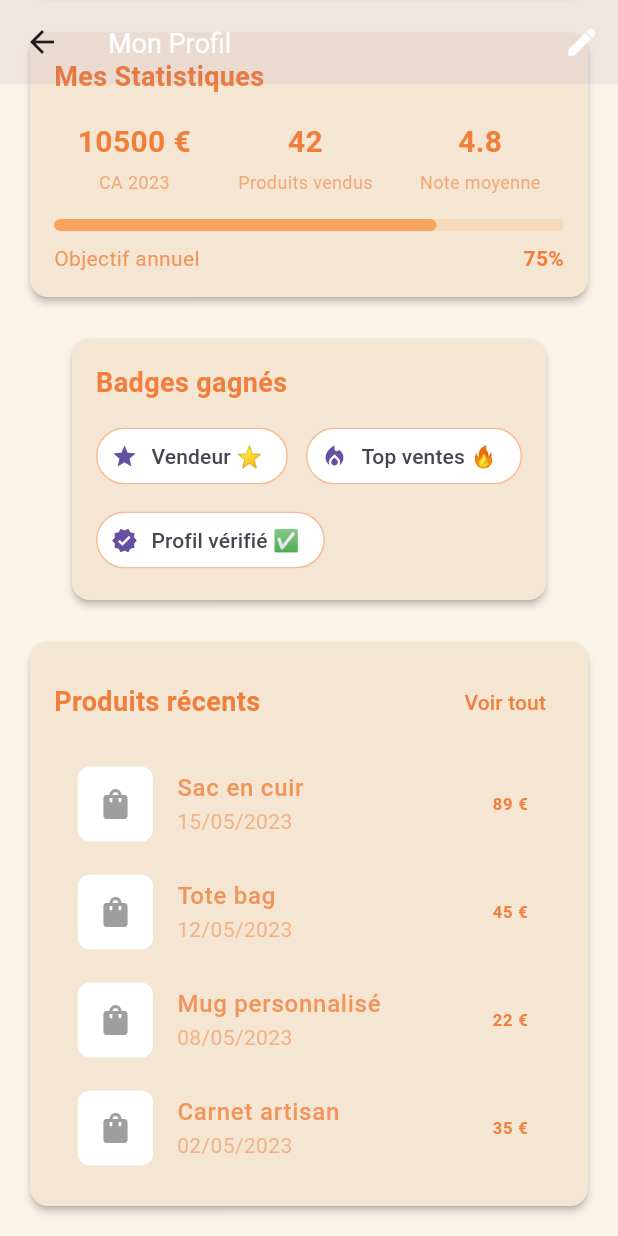
After one commit to 0osmoz0/UniqMaker, a Flutter app: the ProfilePage screen opened directly, scrolled down 494 dp, after a tap on the "edit" icon, on a phone screen of 412 x 824 dp. The commit adds this screen. Run offline on Flutter 3.47's test engine with Material 3 defaults, Android fonts, the phone set to English and light mode, and no system bars; our stand-ins replace animated_bottom_navigation_bar, fl_chart, image_picker, open_file, signature.

Commit message:
profilepage

```diff
--- /dev/null
+++ b/uniqmaker/lib/ProfilePage.dart
@@ -0,0 +1,359 @@
+import 'dart:io';
+
+import 'package:flutter/material.dart';
+import 'package:image_picker/image_picker.dart';
+
+class ProfilePage extends StatefulWidget {
+  const ProfilePage({super.key});
+
+  @override
+  State<ProfilePage> createState() => _ProfilePageState();
+}
+
+class _ProfilePageState extends State<ProfilePage> {
+  File? profileImageFile;
+  String name = 'Sophie Martin';
+  String bio = 'Créatrice de produits artisanaux';
+
+  Future<void> _pickImage(bool isProfile) async {
+    final picker = ImagePicker();
+    final pickedFile = await picker.pickImage(source: ImageSource.gallery);
+
+    if (pickedFile != null) {
+      setState(() {
+        profileImageFile = File(pickedFile.path);
+      });
+    }
+  }
+
+  @override
+  Widget build(BuildContext context) {
+    const Color primaryOrange = Color(0xFFF07F3C);
+    const Color lightOrange = Color(0xFFF8A45D);
+    const Color darkOrange = Color(0xFFE05A2A);
+    const Color beige = Color(0xFFF5E6D3);
+    const Color lightBeige = Color(0xFFFAF3E8);
+
+    return Scaffold(
+      backgroundColor: lightBeige,
+      body: CustomScrollView(
+        slivers: [
+          SliverAppBar(
+            expandedHeight: 280.0,
+            pinned: true,
+            backgroundColor: Colors.transparent,
+            flexibleSpace: FlexibleSpaceBar(
+              title: const Text('Mon Profil',
+                  style: TextStyle(color: Colors.white, fontSize: 18)),
+              background: Stack(
+                fit: StackFit.expand,
+                children: [
+                  Container(
+                    decoration: const BoxDecoration(
+                      gradient: LinearGradient(
+                        colors: [primaryOrange, lightOrange],
+                        begin: Alignment.topLeft,
+                        end: Alignment.bottomRight,
+                      ),
+                    ),
+                  ),
+                  Positioned(
+                    top: -50,
+                    left: -50,
+                    child: _buildCircle(180, Colors.white.withOpacity(0.1)),
+                  ),
+                  Positioned(
+                    bottom: -40,
+                    right: -30,
+                    child: _buildCircle(100, Colors.white.withOpacity(0.15)),
+                  ),
+                  Positioned(
+                    top: 80,
+                    left: 0,
+                    right: 0,
+                    child: CustomPaint(
+                      painter: WavePainter(),
+                      size: const Size(double.infinity, 80),
+                    ),
+                  ),
+                  Center(
+                    child: Column(
+                      mainAxisAlignment: MainAxisAlignment.center,
+                      children: [
+                        GestureDetector(
+                          onTap: () => _pickImage(true),
+                          child: CircleAvatar(
+                            radius: 50,
+                            backgroundImage: profileImageFile != null
+                                ? FileImage(profileImageFile!)
+                                : const AssetImage('assets/profile.jpg')
+                                    as ImageProvider,
+                          ),
+                        ),
+                        const SizedBox(height: 12),
+                        Text(name,
+                            style: const TextStyle(
+                                color: Colors.white,
+                                fontSize: 24,
+                                fontWeight: FontWeight.bold)),
+                        const SizedBox(height: 4),
+                        Text(bio,
+                            style: const TextStyle(
+                                color: Colors.white, fontSize: 14)),
+                      ],
+                    ),
+                  ),
+                ],
+              ),
+            ),
+            actions: [
+              IconButton(
+                icon: const Icon(Icons.edit, color: Colors.white),
+                onPressed: () {
+                  // Implémente la modification ici
+                },
+              ),
+            ],
+          ),
+          SliverToBoxAdapter(
+            child: Padding(
+              padding: const EdgeInsets.all(16.0),
+              child: Column(
+                children: [
+                  _buildInfoCard(beige, primaryOrange),
+                  const SizedBox(height: 20),
+                  _buildStatsSection(primaryOrange, lightOrange, beige),
+                  const SizedBox(height: 20),
+                  _buildBadgesSection(beige, primaryOrange),
+                  const SizedBox(height: 20),
+                  _buildRecentProducts(primaryOrange, beige),
+                ],
+              ),
+            ),
+          ),
+        ],
+      ),
+    );
+  }
+
+  Widget _buildInfoCard(Color bgColor, Color textColor) {
+    return Card(
+      color: bgColor,
+      elevation: 2,
+      shape: RoundedRectangleBorder(borderRadius: BorderRadius.circular(12)),
+      child: Padding(
+        padding: const EdgeInsets.all(16.0),
+        child: Column(
+          children: [
+            _buildInfoRow(Icons.email, 'sophie.martin@example.com', textColor),
+            const Divider(height: 20),
+            _buildInfoRow(Icons.phone, '+33 6 12 34 56 78', textColor),
+            const Divider(height: 20),
+            _buildInfoRow(Icons.location_on, 'Paris, France', textColor),
+            const Divider(height: 20),
+            _buildInfoRow(Icons.work, 'Freelance depuis 2020', textColor),
+          ],
+        ),
+      ),
+    );
+  }
+
+  Widget _buildInfoRow(IconData icon, String text, Color color) {
+    return Row(
+      children: [
+        Icon(icon, color: color.withOpacity(0.8)),
+        const SizedBox(width: 16),
+        Expanded(child: Text(text, style: TextStyle(color: color))),
+      ],
+    );
+  }
+
+  Widget _buildStatsSection(Color primary, Color secondary, Color bg) {
+    return Card(
+      color: bg,
+      elevation: 2,
+      shape: RoundedRectangleBorder(borderRadius: BorderRadius.circular(12)),
+      child: Padding(
+        padding: const EdgeInsets.all(16.0),
+        child: Column(
+          crossAxisAlignment: CrossAxisAlignment.start,
+          children: [
+            Text('Mes Statistiques',
+                style: TextStyle(
+                    fontSize: 18, fontWeight: FontWeight.bold, color: primary)),
+            const SizedBox(height: 16),
+            Row(
+              mainAxisAlignment: MainAxisAlignment.spaceAround,
+              children: [
+                _buildStatItem('10500 €', 'CA 2023', primary),
+                _buildStatItem('42', 'Produits vendus', primary),
+                _buildStatItem('4.8', 'Note moyenne', primary),
+              ],
+            ),
+            const SizedBox(height: 16),
+            LinearProgressIndicator(
+              value: 0.75,
+              backgroundColor: secondary.withOpacity(0.2),
+              color: secondary,
+              minHeight: 8,
+              borderRadius: BorderRadius.circular(4),
+            ),
+            const SizedBox(height: 8),
+            Row(
+              mainAxisAlignment: MainAxisAlignment.spaceBetween,
+              children: [
+                Text('Objectif annuel',
+                    style: TextStyle(color: primary.withOpacity(0.8))),
+                Text('75%',
+                    style:
+                        TextStyle(color: primary, fontWeight: FontWeight.bold)),
+              ],
+            ),
+          ],
+        ),
+      ),
+    );
+  }
+
+  Widget _buildStatItem(String value, String label, Color color) {
+    return Column(
+      children: [
+        Text(value,
+            style: TextStyle(
+                fontSize: 20, fontWeight: FontWeight.bold, color: color)),
+        const SizedBox(height: 4),
+        Text(label,
+            style: TextStyle(fontSize: 12, color: color.withOpacity(0.6))),
+      ],
+    );
+  }
+
+  Widget _buildBadgesSection(Color bg, Color color) {
+    final badges = [
+      {'icon': Icons.star, 'label': 'Vendeur ⭐'},
+      {'icon': Icons.local_fire_department, 'label': 'Top ventes 🔥'},
+      {'icon': Icons.verified, 'label': 'Profil vérifié ✅'},
+    ];
+
+    return Card(
+      color: bg,
+      elevation: 2,
+      shape: RoundedRectangleBorder(borderRadius: BorderRadius.circular(12)),
+      child: Padding(
+        padding: const EdgeInsets.all(16.0),
+        child: Column(
+          crossAxisAlignment: CrossAxisAlignment.start,
+          children: [
+            Text('Badges gagnés',
+                style: TextStyle(
+                    fontSize: 18, fontWeight: FontWeight.bold, color: color)),
+            const SizedBox(height: 12),
+            Wrap(
+              spacing: 12,
+              runSpacing: 8,
+              children: badges
+                  .map((badge) => Chip(
+                        avatar: Icon(badge['icon'] as IconData, size: 18),
+                        label: Text(badge['label'] as String),
+                        backgroundColor: Colors.white,
+                        elevation: 1,
+                        shape: RoundedRectangleBorder(
+                          borderRadius: BorderRadius.circular(20),
+                          side: BorderSide(color: color.withOpacity(0.3)),
+                        ),
+                      ))
+                  .toList(),
+            ),
+          ],
+        ),
+      ),
+    );
+  }
+
+  Widget _buildRecentProducts(Color primary, Color bg) {
+    final recentProducts = [
+      {'name': 'Sac en cuir', 'date': '15/05/2023', 'price': '89 €'},
+      {'name': 'Tote bag', 'date': '12/05/2023', 'price': '45 €'},
+      {'name': 'Mug personnalisé', 'date': '08/05/2023', 'price': '22 €'},
+      {'name': 'Carnet artisan', 'date': '02/05/2023', 'price': '35 €'},
+    ];
+
+    return Card(
+      color: bg,
+      elevation: 2,
+      shape: RoundedRectangleBorder(borderRadius: BorderRadius.circular(12)),
+      child: Padding(
+        padding: const EdgeInsets.all(16.0),
+        child: Column(
+          crossAxisAlignment: CrossAxisAlignment.start,
+          children: [
+            Row(
+              mainAxisAlignment: MainAxisAlignment.spaceBetween,
+              children: [
+                Text('Produits récents',
+                    style: TextStyle(
+                        fontSize: 18,
+                        fontWeight: FontWeight.bold,
+                        color: primary)),
+                TextButton(
+                  onPressed: () {
+                    // Voir tout
+                  },
+                  child: Text('Voir tout', style: TextStyle(color: primary)),
+                ),
+              ],
+            ),
+            const SizedBox(height: 8),
+            ...recentProducts.map((product) => ListTile(
+                  leading: Container(
+                    width: 50,
+                    height: 50,
+                    decoration: BoxDecoration(
+                      color: Colors.white,
+                      borderRadius: BorderRadius.circular(8),
+                    ),
+                    child: const Icon(Icons.shopping_bag, color: Colors.grey),
+                  ),
+                  title: Text(product['name']!,
+                      style: TextStyle(
+                          fontWeight: FontWeight.w500,
+                          color: primary.withOpacity(0.8))),
+                  subtitle: Text(product['date']!,
+                      style: TextStyle(color: primary.withOpacity(0.5))),
+                  trailing: Text(product['price']!,
+                      style: TextStyle(
+                          fontWeight: FontWeight.bold, color: primary)),
+                )),
+          ],
+        ),
+      ),
+    );
+  }
+
+  Widget _buildCircle(double size, Color color) {
+    return Container(
+      width: size,
+      height: size,
+      decoration: BoxDecoration(shape: BoxShape.circle, color: color),
+    );
+  }
+}
+
+class WavePainter extends CustomPainter {
+  @override
+  void paint(Canvas canvas, Size size) {
+    final paint = Paint()..color = Colors.white.withOpacity(0.1);
+    final path = Path();
+    path.lineTo(0, size.height * 0.7);
+    path.quadraticBezierTo(
+        size.width * 0.25, size.height, size.width * 0.5, size.height * 0.7);
+    path.quadraticBezierTo(
+        size.width * 0.75, size.height * 0.4, size.width, size.height * 0.6);
+    path.lineTo(size.width, 0);
+    path.close();
+    canvas.drawPath(path, paint);
+  }
+
+  @override
+  bool shouldRepaint(CustomPainter oldDelegate) => false;
+}
--- a/uniqmaker/lib/catalogue.dart
+++ b/uniqmaker/lib/catalogue.dart
@@ -1,6 +1,7 @@
 import 'package:flutter/material.dart';
 import 'dart:io';
 import 'package:image_picker/image_picker.dart';
+import 'package:uniqmaker/ProfilePage.dart';
 
 class CataloguePage extends StatelessWidget {
   final List<String> categories = [
@@ -36,10 +37,17 @@ class CataloguePage extends StatelessWidget {
         title: const Text("Catalogue", style: TextStyle(fontWeight: FontWeight.w600)),
         backgroundColor: Colors.transparent,
         actions: [
+          //clickable
+
           Padding(
             padding: const EdgeInsets.only(right: 12),
+            child: GestureDetector (
+              onTap: () {
+                Navigator.push(context, MaterialPageRoute(builder: (context) => ProfilePage()));
+              },
             child: CircleAvatar(
               backgroundImage: AssetImage("assets/profile.jpg"),
+            ),
             ),
           )
         ],
--- a/uniqmaker/lib/stats.dart
+++ b/uniqmaker/lib/stats.dart
@@ -1,5 +1,6 @@
 import 'package:flutter/material.dart';
 import 'package:fl_chart/fl_chart.dart';
+import 'package:uniqmaker/ProfilePage.dart';
 
 class FreelancerStatsPage extends StatelessWidget {
   const FreelancerStatsPage({super.key});
@@ -17,12 +18,29 @@ class FreelancerStatsPage extends StatelessWidget {
     return Scaffold(
       backgroundColor: Colors.white,
       appBar: AppBar(
+        automaticallyImplyLeading: false,
         title: const Text('Mes Statistiques',
             style: TextStyle(color: Colors.black, fontSize: 20, fontWeight: FontWeight.bold)),
         centerTitle: true,
         elevation: 0,
         backgroundColor: Colors.transparent,
         iconTheme: const IconThemeData(color: Colors.white),
+
+        // circle avatar
+        actions: [
+          Padding(
+      padding: const EdgeInsets.only(right: 16.0),
+      child: GestureDetector(
+      onTap: () {
+        Navigator.push(context, MaterialPageRoute(builder: (context) => const ProfilePage()));
+      },
+      child: const CircleAvatar(
+        radius: 20,
+        backgroundImage: AssetImage('assets/profile.jpg'),
+      )
+            ),
+        ),
+      ],
       ),
       body: SingleChildScrollView(
         padding: const EdgeInsets.all(16),
```
